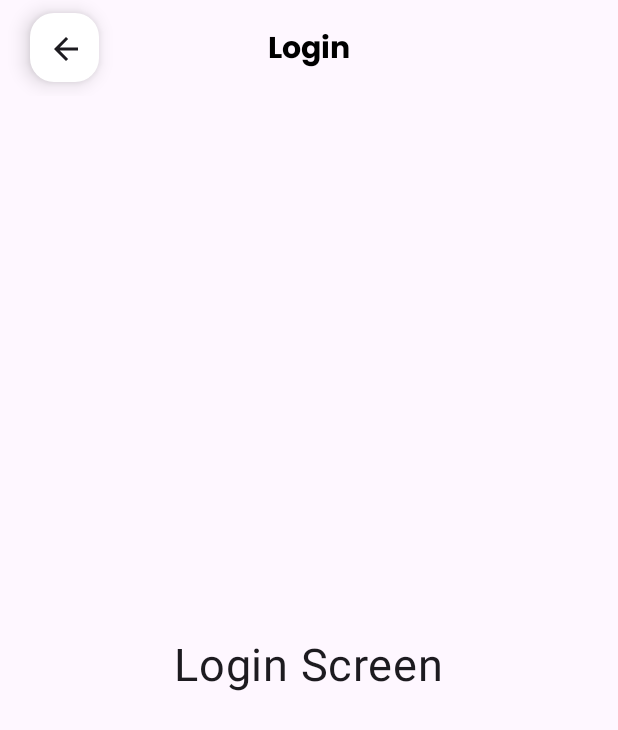
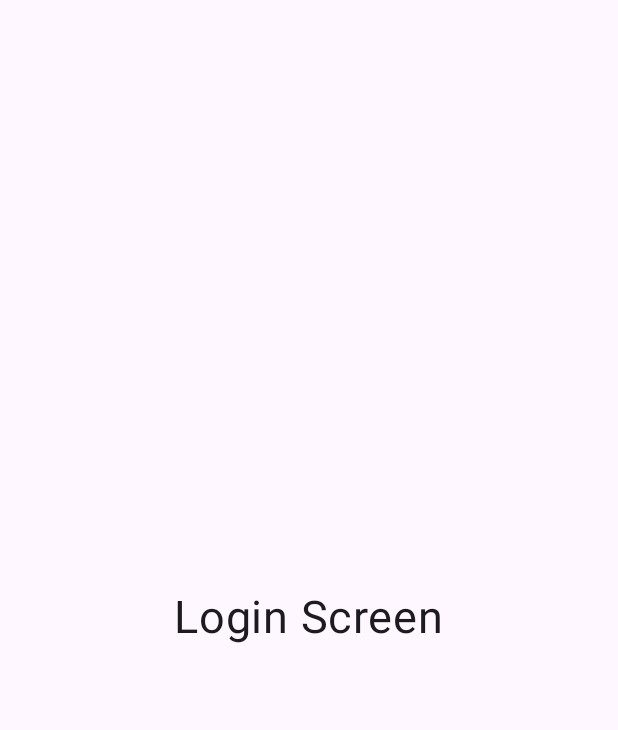
Before and after one commit to sofialaveihle/TP3-ORT-2025-Parcial, an Android app built with Jetpack Compose: the screen it shows after launch (MainActivity), after a tap on "Get Started", on a phone screen of 412 x 824 dp. Shown: the top 730 px of the screen. Run offline under Robolectric (Android 15) with nearby library versions, the phone set to English and light mode, and no system bars; our stand-ins replace Dagger/Hilt's generated code.

Commit message:
- Add Login to NoTopBarRoutes - Remove ViewModel and title from Login screen - Remove unused color "Shadow" - Add Top App Bar titles to strings.xml

```diff
--- a/app/src/main/java/ar/edu/ort/tp3_ort_2025_parcial/MainActivity.kt
+++ b/app/src/main/java/ar/edu/ort/tp3_ort_2025_parcial/MainActivity.kt
@@ -51,7 +51,7 @@ class MainActivity : ComponentActivity() {
                         startDestination = Screens.Welcome.screen
                     ) {
                         composable(Screens.Welcome.screen) { Welcome(navController) }
-                        composable(Screens.Login.screen) { Login(navController, mainViewModel) }
+                        composable(Screens.Login.screen) { Login(navController) }
                     }
                 }
             }
--- a/app/src/main/java/ar/edu/ort/tp3_ort_2025_parcial/navigation/NavigationUtils.kt
+++ b/app/src/main/java/ar/edu/ort/tp3_ort_2025_parcial/navigation/NavigationUtils.kt
@@ -12,6 +12,6 @@ fun showTopBar(
 private fun getNoTopBarRoutes(): List<String> {
     return listOf(
         Screens.Welcome.screen,
-//        Screens.Login.screen,
+        Screens.Login.screen,
     )
 }
--- a/app/src/main/java/ar/edu/ort/tp3_ort_2025_parcial/screen/login/Login.kt
+++ b/app/src/main/java/ar/edu/ort/tp3_ort_2025_parcial/screen/login/Login.kt
@@ -6,23 +6,15 @@ import androidx.compose.foundation.layout.Column
 import androidx.compose.foundation.layout.fillMaxSize
 import androidx.compose.material3.Text
 import androidx.compose.runtime.Composable
-import androidx.compose.runtime.LaunchedEffect
 import androidx.compose.ui.Alignment
 import androidx.compose.ui.Modifier
-import androidx.compose.ui.res.stringResource
 import androidx.compose.ui.unit.sp
 import androidx.navigation.NavController
-import ar.edu.ort.tp3_ort_2025_parcial.viewmodel.MainViewModel
 
 @Composable
 fun Login(
     navController: NavController,
-    viewModel: MainViewModel
 ) {
-    val title = "Login"
-    LaunchedEffect(Unit) {
-        viewModel.setTopBar(title)
-    }
 
     Box(
         modifier = Modifier.fillMaxSize()
--- a/app/src/main/java/ar/edu/ort/tp3_ort_2025_parcial/ui/theme/Color.kt
+++ b/app/src/main/java/ar/edu/ort/tp3_ort_2025_parcial/ui/theme/Color.kt
@@ -10,4 +10,3 @@ val Black = Color(0xFF000000)
 val Gray = Color(0xFF898989)
 val Gray2 = Color(0xFFB3B1B0)
 val Gray3 = Color(0xFFF8F8F8)
-val Shadow = Color(0x12000000)
```
Also changed, not shown: app/src/main/res/values/strings.xml (+17 -1 lines).
